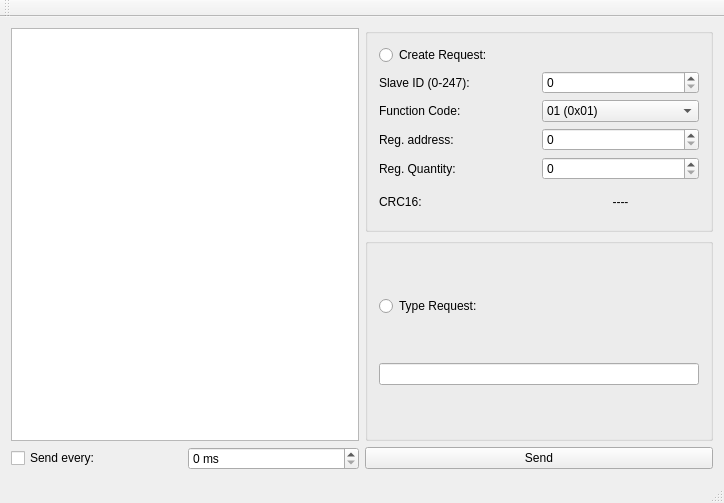
First picture: the form in mainwindow.ui, repository Maxximl/ModbusHandler, before the edit.
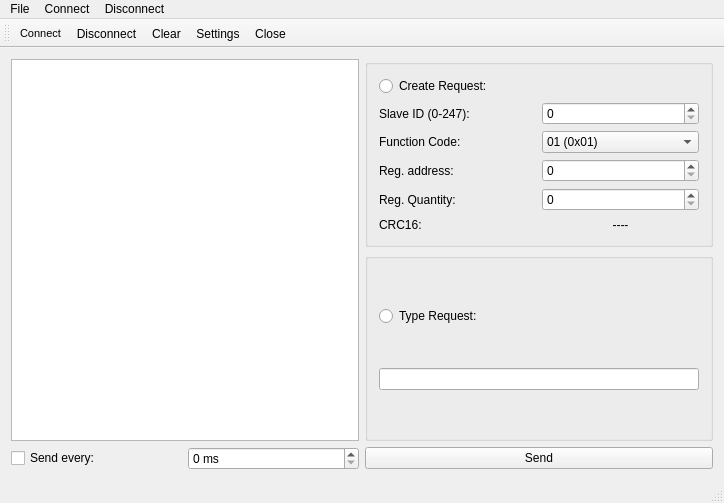
Second picture: the form after the edit. Icons and pictures are not drawn.

Commit message: Add modbusLogic class; add actions; add icons;

What changed in the file:
```diff
--- a/mainwindow.ui
+++ b/mainwindow.ui
@@ -262,19 +262,104 @@
      <x>0</x>
      <y>0</y>
      <width>724</width>
-     <height>22</height>
+     <height>21</height>
     </rect>
    </property>
+   <widget class="QMenu" name="menuFile">
+    <property name="title">
+     <string>File</string>
+    </property>
+   </widget>
+   <widget class="QMenu" name="menuConnect">
+    <property name="title">
+     <string>Connect</string>
+    </property>
+   </widget>
+   <widget class="QMenu" name="menuDisconnect">
+    <property name="title">
+     <string>Disconnect</string>
+    </property>
+   </widget>
+   <addaction name="menuFile"/>
+   <addaction name="menuConnect"/>
+   <addaction name="menuDisconnect"/>
   </widget>
   <widget class="QToolBar" name="mainToolBar">
+   <property name="toolButtonStyle">
+    <enum>Qt::ToolButtonTextUnderIcon</enum>
+   </property>
    <attribute name="toolBarArea">
     <enum>TopToolBarArea</enum>
    </attribute>
    <attribute name="toolBarBreak">
     <bool>false</bool>
    </attribute>
+   <addaction name="actionConnect"/>
+   <addaction name="actionDisconnect"/>
+   <addaction name="actionClear"/>
+   <addaction name="actionSettings"/>
+   <addaction name="actionClose"/>
   </widget>
   <widget class="QStatusBar" name="statusBar"/>
+  <action name="actionConnect">
+   <property name="icon">
+    <iconset resource="resources/res.qrc">
+     <normaloff>:/action/img/connect.png</normaloff>:/action/img/connect.png</iconset>
+   </property>
+   <property name="text">
+    <string>Connect</string>
+   </property>
+   <property name="font">
+    <font>
+     <family>MS Shell Dlg 2</family>
+     <pointsize>8</pointsize>
+     <weight>50</weight>
+     <bold>false</bold>
+    </font>
+   </property>
+   <property name="iconVisibleInMenu">
+    <bool>true</bool>
+   </property>
+  </action>
+  <action name="actionDisconnect">
+   <property name="icon">
+    <iconset resource="resources/res.qrc">
+     <normaloff>:/action/img/disconnect.png</normaloff>:/action/img/disconnect.png</iconset>
+   </property>
+   <property name="text">
+    <string>Disconnect</string>
+   </property>
+  </action>
+  <action name="actionClear">
+   <property name="icon">
+    <iconset resource="resources/res.qrc">
+     <normaloff>:/action/img/wroom.png</normaloff>:/action/img/wroom.png</iconset>
+   </property>
+   <property name="text">
+    <string>Clear</string>
+   </property>
+   <property name="menuRole">
+    <enum>QAction::AboutQtRole</enum>
+   </property>
+  </action>
+  <action name="actionSettings">
+   <property name="icon">
+    <iconset resource="resources/res.qrc">
+     <normaloff>:/action/img/settings.png</normaloff>:/action/img/settings.png</iconset>
+   </property>
+   <property name="text">
+    <string>Settings</string>
+   </property>
+  </action>
+  <action name="actionClose">
+   <property name="icon">
+    <iconset resource="resources/res.qrc">
+     <normaloff>:/action/img/close.png</normaloff>:/action/img/close.png</iconset>
+   </property>
+   <property name="text">
+    <string>Close</string>
+   </property>
+  </action>
  </widget>
  <layoutdefault spacing="6" margin="11"/>
  <resources/>
```
Left out of the diff: 8 changed lines with no effect on the pictures. The commit also changes 14 other files.
